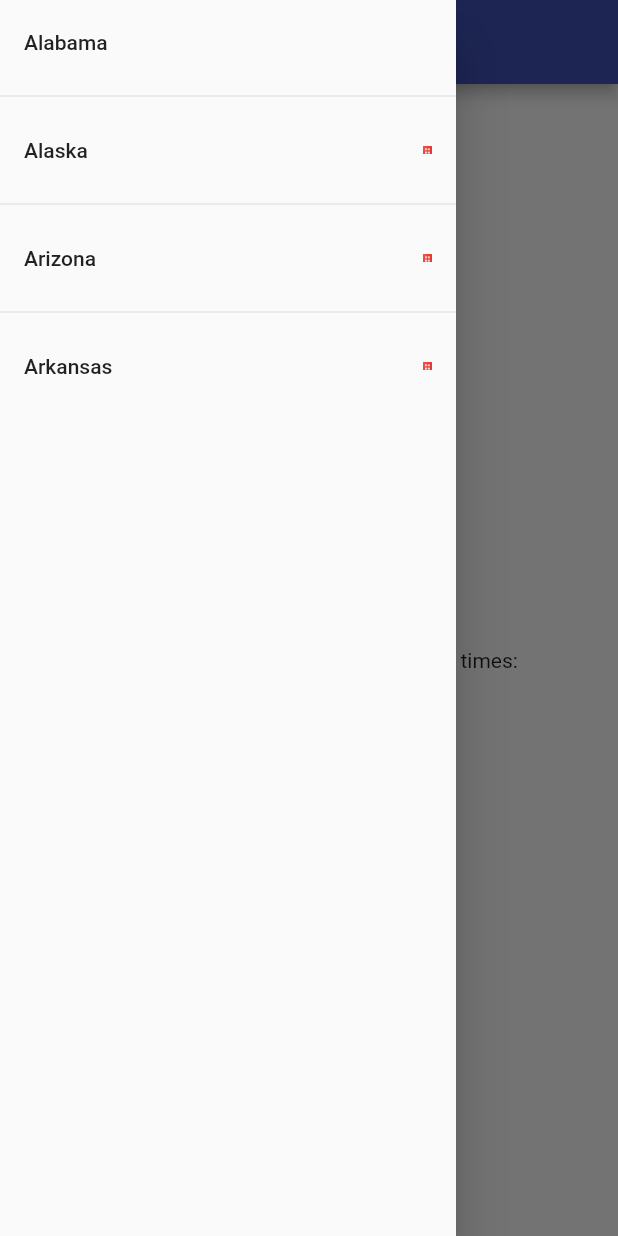
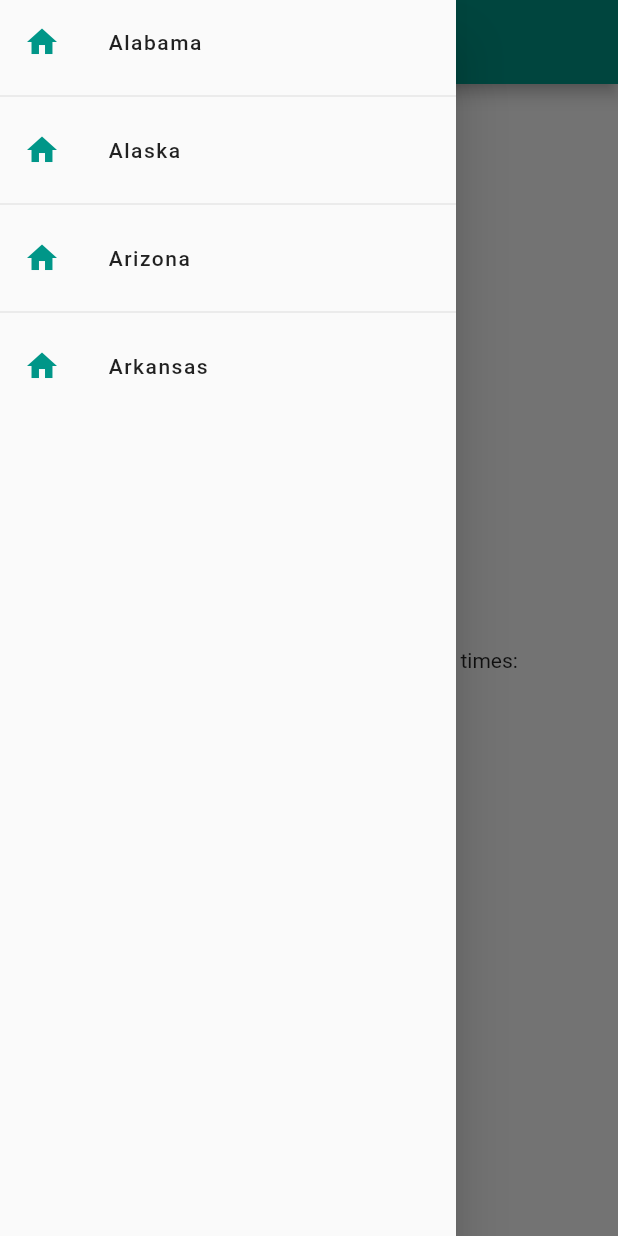
Before and after one commit to venkatr95/flutter_widgets, a Flutter app: the screen it shows after launch, with the side drawer open, on a phone screen of 412 x 824 dp. Run offline on Flutter 3.47's test engine with Material 2 defaults, Android fonts, the phone set to English and light mode, and no system bars.

Commit message:
table widget added

```diff
--- a/lib/main.dart
+++ b/lib/main.dart
@@ -1,4 +1,5 @@
 import 'package:flutter/material.dart';
+import 'package:flutter_widgets/widgets/list_pages/listTileWidget.dart';
 import 'package:flutter_widgets/widgets/table/table_widget.dart';
 
 void main() {
@@ -14,7 +15,7 @@ class MyApp extends StatelessWidget {
     return MaterialApp(
       title: 'Flutter Demo',
       theme: ThemeData(
-        primarySwatch: Colors.indigo,
+        primarySwatch: Colors.teal,
       ),
       home: const MyHomePage(title: 'Flutter Demo Home Page'),
     );
@@ -31,16 +32,13 @@ class MyHomePage extends StatefulWidget {
 }
 
 class _MyHomePageState extends State<MyHomePage> {
-  List<Widget> _listTableItem(BuildContext context) => <Widget>[
-    const TableWidget()
-  ];
   List<String> drawerNames = [
     'Alabama',
     'Alaska',
     'Arizona',
     'Arkansas'
   ];
-  List<bool> drawerNamesSelected = [false, true, true, true];
+  List<Widget> drawerWidgets = [const TableWidget(), const TableWidget(), const TableWidget(), const TableWidget()];
 
   @override
   Widget build(BuildContext context) {
@@ -50,21 +48,9 @@ class _MyHomePageState extends State<MyHomePage> {
         child: ListView.separated(
           itemCount: drawerNames.length,
           itemBuilder: (context, index) {
-            return ListTile(
-              onTap: () {
-                setState(() {
-                  for (var i = 0; i < drawerNamesSelected.length; i++) {
-                    drawerNamesSelected[i] = false;
-                  }
-                  drawerNamesSelected[index] = true;
-                });
-              },
-              trailing:
-                drawerNamesSelected[index] == false ? const SizedBox.shrink() : Image.asset('assets/images/circle_avatar.png', width: 6, height: 5),
-              title: Text(
-                  drawerNames[index]
-              ),
-            );
+            for (var i = 0; i < drawerNames.length; i++) {
+              return buildListTile(context, Icons.home, drawerNames[index], drawerWidgets[i]);
+            }
           },
           separatorBuilder: (context, index) {
             return const Divider();
--- /dev/null
+++ b/lib/widgets/list_pages/listTileWidget.dart
@@ -0,0 +1,19 @@
+import 'package:flutter/material.dart';
+
+ListTile buildListTile(
+    BuildContext context, IconData icon, String title, Widget onPress) {
+  return ListTile(
+    onTap: () {
+      Navigator.pop(context);
+      Navigator.push(context, MaterialPageRoute(builder: (context) => onPress));
+    },
+    leading: Icon(
+      icon,
+      color: Theme.of(context).primaryColor,
+    ),
+    title: Text(
+      title,
+      style: const TextStyle(letterSpacing: 1),
+    ),
+  );
+}
--- a/lib/widgets/side_menu/list_item_page.dart
+++ b/lib/widgets/list_pages/list_item_page.dart
@@ -3,7 +3,7 @@ import 'package:flutter/material.dart';
 class ListItemPage extends StatelessWidget {
   final String itemTitle;
 
-  const ListItemPage(this.itemTitle);
+  const ListItemPage(this.itemTitle, {super.key});
 
   @override
   Widget build(BuildContext context) {
@@ -11,7 +11,7 @@ class ListItemPage extends StatelessWidget {
       body: Center(
         child: Text(
           "$itemTitle Page",
-          style: TextStyle(fontSize: 30, fontWeight: FontWeight.bold),
+          style: const TextStyle(fontSize: 30, fontWeight: FontWeight.bold),
         ),
       ),
     );
--- a/pubspec.yaml
+++ b/pubspec.yaml
@@ -25,7 +25,7 @@ dev_dependencies:
   flutter_lints: ^2.0.0
 
 
-# The following section is specific to Flutter packages.
+# Flutter packages
 flutter:
 
   uses-material-design: true
```
